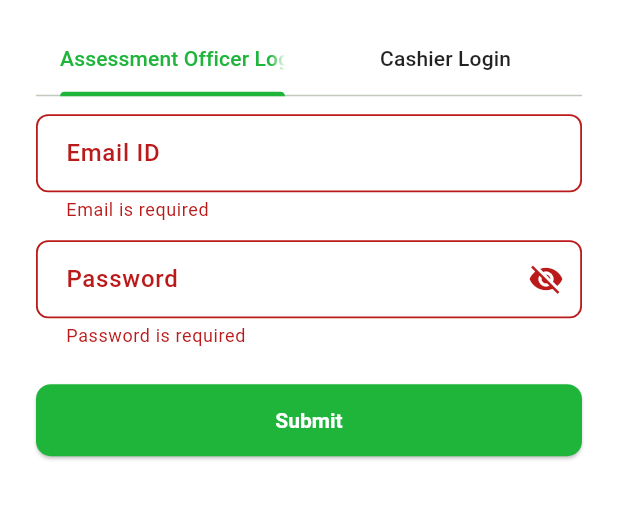
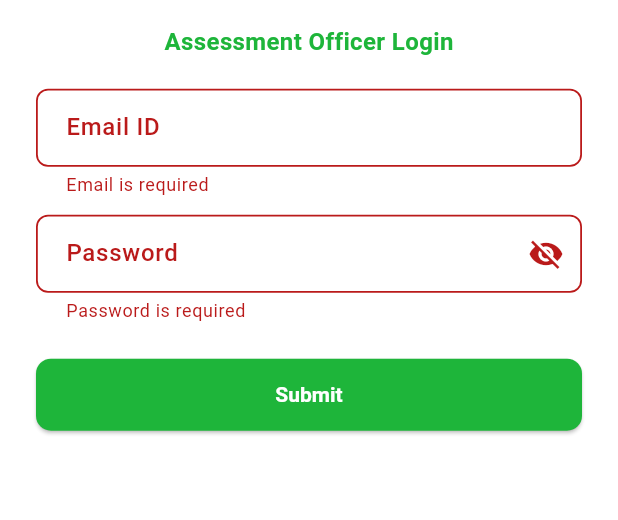
Before and after one commit to srvtechnology/WARDC-Flutter-Cashier-App, a Flutter app: the screen it shows after launch, after a tap on "Get Started", after a tap on "Submit", on a phone screen of 412 x 824 dp, the part 397-917 px from its top. Run offline on Flutter 3.47's test engine with Material 3 defaults, Android fonts, the light colour scheme and no system bars; our stand-ins replace dio, dropdown_search, flutter_secure_storage, geolocator, get, hive_flutter and 2 more; missing offline and left inert: map_launcher; accounts and stored records are empty; network calls fail.

Commit message:
Remove Cashier Login and Dashboard

```diff
--- a/lib/controllers/auth_controller.dart
+++ b/lib/controllers/auth_controller.dart
@@ -12,7 +12,6 @@ class AuthController extends GetxController {
 
   final RxBool isLoading = false.obs;
   final RxBool obscurePassword = true.obs;
-  final RxInt selectedTabIndex = 0.obs; // 0: Assessment, 1: Cashier
 
   final AuthService _authService = AuthService();
 
@@ -34,24 +33,21 @@ class AuthController extends GetxController {
 
     isLoading.value = true;
     try {
-      final UserType type =
-          selectedTabIndex.value == 0 ? UserType.assessmentOfficer : UserType.cashier;
+      const UserType type = UserType.assessmentOfficer;
       await _authService.login(
         email: emailController.text.trim(),
         password: passwordController.text,
         type: type,
       );
 
-      // Navigate based on role
-      if (type == UserType.assessmentOfficer) {
-        Get.offAllNamed(Routes.assessmentDashboard);
-      } else {
-        Get.offAllNamed(Routes.cashierDashboard);
-      }
+      Get.offAllNamed(Routes.assessmentDashboard);
     } on AuthException catch (e) {
       ToastService.showError(e.message, title: 'Login failed');
     } catch (e) {
-      ToastService.showError('Unexpected error occurred', title: 'Login failed');
+      ToastService.showError(
+        'Unexpected error occurred',
+        title: 'Login failed',
+      );
     } finally {
       isLoading.value = false;
     }
--- a/lib/controllers/onboarding_controller.dart
+++ b/lib/controllers/onboarding_controller.dart
@@ -22,8 +22,6 @@ class OnboardingController extends GetxController {
     final UserType? type = await _auth.getSavedUserType();
     if (type == UserType.assessmentOfficer) {
       Get.offAllNamed(Routes.assessmentDashboard);
-    } else if (type == UserType.cashier) {
-      Get.offAllNamed(Routes.cashierDashboard);
     }
   }
 
--- a/lib/main.dart
+++ b/lib/main.dart
@@ -10,7 +10,7 @@ void main() {
   // Configure API environment
   // Set to Environment.development for dev, Environment.production for prod
   // Default is production (https://wardc.srvtechnology.com/public/api/)
-  ApiConfig.setEnvironment(Environment.development);
+  ApiConfig.setEnvironment(Environment.production);
   runApp(const MyApp());
 }
 
--- a/lib/routes/app_pages.dart
+++ b/lib/routes/app_pages.dart
@@ -6,7 +6,7 @@ import '../bindings/onboarding_binding.dart';
 import '../views/home/home_view.dart';
 import '../views/onboarding/onboarding_view.dart';
 import '../views/dashboard/assessment_dashboard_view.dart';
-import '../views/dashboard/cashier_dashboard_view.dart';
+
 import '../views/property/property_list_view.dart';
 import '../views/property/property_wizard_view.dart';
 import '../views/property/edit_landlord_view.dart';
@@ -40,14 +40,8 @@ class AppPages {
       name: Routes.assessmentDashboard,
       page: () => const AssessmentDashboardView(),
     ),
-    GetPage(
-      name: Routes.cashierDashboard,
-      page: () => const CashierDashboardView(),
-    ),
-    GetPage(
-      name: Routes.propertyList,
-      page: () => const PropertyListView(),
-    ),
+
+    GetPage(name: Routes.propertyList, page: () => const PropertyListView()),
     GetPage(
       name: Routes.propertyWizard,
       page: () => const PropertyWizardView(),
@@ -87,17 +81,11 @@ class AppPages {
         return EditAssessmentView(property: property);
       },
     ),
-    GetPage(
-      name: Routes.userProfile,
-      page: () => const UserProfileView(),
-    ),
+    GetPage(name: Routes.userProfile, page: () => const UserProfileView()),
     GetPage(
       name: Routes.propertySearch,
       page: () => const PropertySearchView(),
     ),
-    GetPage(
-      name: Routes.paymentSearch,
-      page: () => const PaymentSearchView(),
-    ),
+    GetPage(name: Routes.paymentSearch, page: () => const PaymentSearchView()),
   ];
 }
--- a/lib/routes/app_routes.dart
+++ b/lib/routes/app_routes.dart
@@ -9,7 +9,7 @@ abstract class Routes {
   static const onboarding = '/onboarding';
   static const home = '/home';
   static const assessmentDashboard = '/assessment-dashboard';
-  static const cashierDashboard = '/cashier-dashboard';
+
   static const propertyList = '/property-list';
   static const propertyWizard = '/property-wizard';
   static const editLandlord = '/edit-landlord';
--- a/lib/utils/api_config.dart
+++ b/lib/utils/api_config.dart
@@ -20,13 +20,13 @@ class ApiConfig {
   /// Base URLs for different environments
   static const String _devBaseUrl =
       'https://wardc.srvtechnology.com/public/api/';
-  static const String _prodBaseUrl = 'http://13.232.84.109/apis/api/';
+  static const String _prodBaseUrl = 'https://www.wardc.online/apis/api/';
 
   /// Storage URLs for different environments
   static const String _devStorageUrl =
       'https://wardc.srvtechnology.com/storage/app/public/';
   static const String _prodStorageUrl =
-      'http://13.232.84.109/apis/storage/app/public/';
+      'https://www.wardc.online/apis/storage/app/public/';
 
   /// Get base URL based on current environment
   static String get baseUrl {
--- a/lib/views/onboarding/onboarding_view.dart
+++ b/lib/views/onboarding/onboarding_view.dart
@@ -45,23 +45,17 @@ class OnboardingView extends GetView<OnboardingController> {
                         textAlign: TextAlign.center,
                       ),
                       const SizedBox(height: 16),
-                      DefaultTabController(
-                        length: 2,
-                        initialIndex: 0,
-                        child: Column(
+                      Column(
                         children: [
-                            TabBar(
-                              onTap: (int index) =>
-                                  auth.selectedTabIndex.value = index,
-                              indicatorColor: AppTheme.primaryGreen,
-                              labelColor: AppTheme.primaryGreen,
-                              unselectedLabelColor: Colors.black87,
-                              tabs: const [
-                                Tab(text: 'Assessment Officer Login'),
-                                Tab(text: 'Cashier Login'),
-                              ],
+                          Text(
+                            'Assessment Officer Login',
+                            style: TextStyle(
+                              fontSize: 16,
+                              fontWeight: FontWeight.w600,
+                              color: AppTheme.primaryGreen,
                             ),
-                            const SizedBox(height: 12),
+                          ),
+                          const SizedBox(height: 20),
                           Form(
                             key: auth.formKey,
                             child: Column(
@@ -109,8 +103,7 @@ class OnboardingView extends GetView<OnboardingController> {
                                           ? null
                                           : auth.submit,
                                       style: ElevatedButton.styleFrom(
-                                          backgroundColor:
-                                              AppTheme.primaryGreen,
+                                        backgroundColor: AppTheme.primaryGreen,
                                         foregroundColor: AppTheme.pureWhite,
                                         shape: RoundedRectangleBorder(
                                           borderRadius: BorderRadius.circular(
@@ -138,7 +131,6 @@ class OnboardingView extends GetView<OnboardingController> {
                             ),
                           ),
                         ],
-                        ),
                       ),
                     ],
                   ),
```
Also changed, not shown: lib/views/dashboard/cashier_dashboard_view.dart (deleted, +0 -127 lines), 5 other files. Lines whose indentation alone changed are shown as unchanged.
